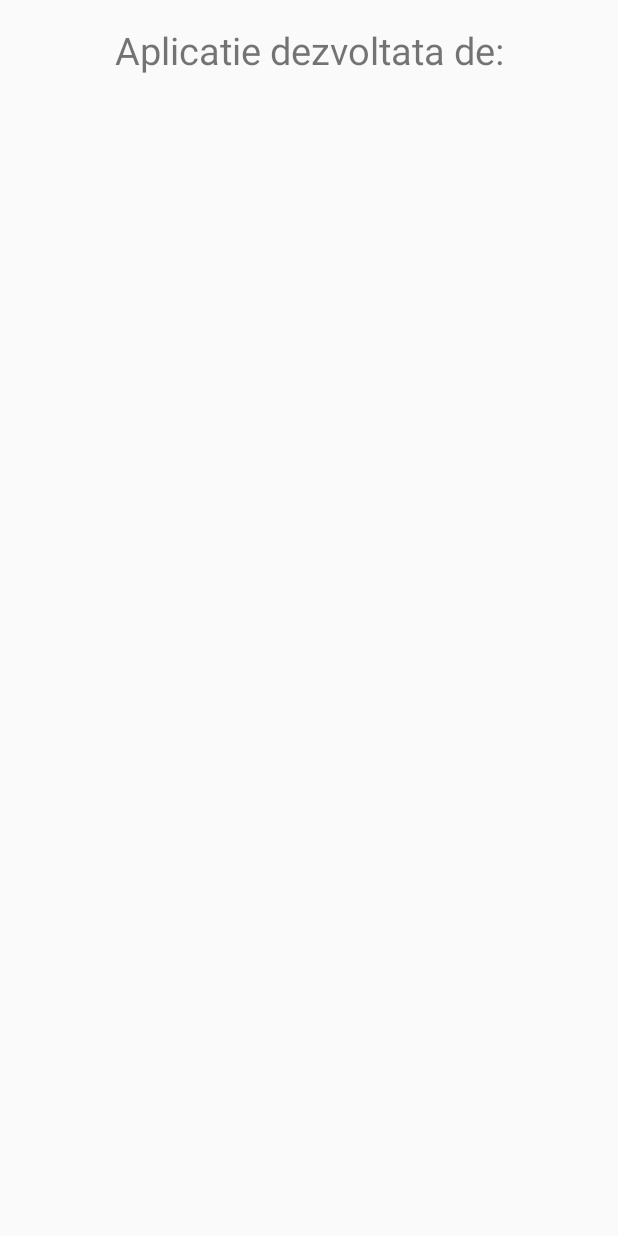
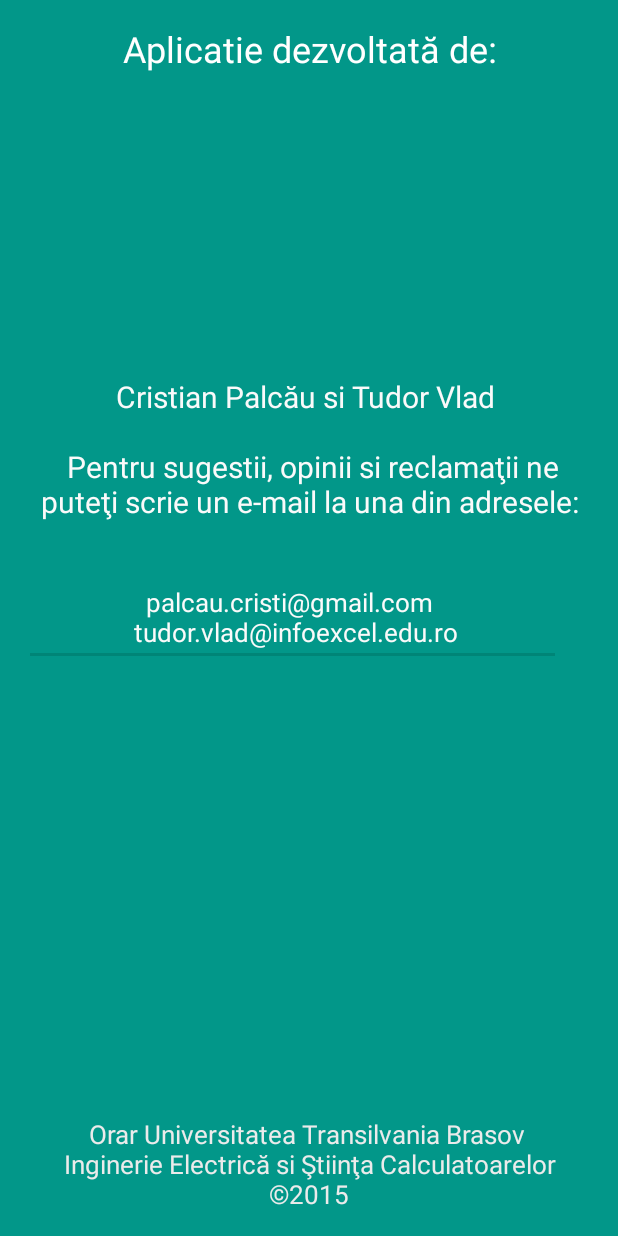
Before and after one commit to CristianPalcau/OrarIESC, an Android app: the layout fragment_despre.xml on its own in the app's theme, with its tools: preview values and no code run, on a phone screen of 412 x 824 dp. Run offline under Robolectric (Android 15) with nearby library versions, the phone set to English and light mode, and no system bars.

Commit message:
Despre page added

```diff
--- a/app/src/main/AndroidManifest.xml
+++ b/app/src/main/AndroidManifest.xml
@@ -16,6 +16,10 @@
                 <category android:name="android.intent.category.LAUNCHER" />
             </intent-filter>
         </activity>
+        <activity
+            android:name=".SettingsActivity"
+            android:label="@string/title_activity_settings" >
+        </activity>
     </application>
 
 </manifest>
--- a/app/src/main/java/cristian/orariesc/MainActivity.java
+++ b/app/src/main/java/cristian/orariesc/MainActivity.java
@@ -1,6 +1,7 @@
 package cristian.orariesc;
 
 import android.app.Activity;
+import android.content.Intent;
 import android.support.v7.app.ActionBarActivity;
 import android.support.v7.app.ActionBar;
 import android.support.v4.app.Fragment;
@@ -108,6 +109,8 @@ public class MainActivity extends ActionBarActivity
 
         //noinspection SimplifiableIfStatement
         if (id == R.id.action_settings) {
+            Intent intent = new Intent(this,SettingsActivity.class);
+            startActivity(intent);
             return true;
         }
 
--- a/app/src/main/res/layout/fragment_despre.xml
+++ b/app/src/main/res/layout/fragment_despre.xml
@@ -1,20 +1,67 @@
 <?xml version="1.0" encoding="utf-8"?>
-<LinearLayout xmlns:android="http://schemas.android.com/apk/res/android"
+<RelativeLayout xmlns:android="http://schemas.android.com/apk/res/android"
     android:layout_width="match_parent"
     android:layout_height="match_parent"
-    android:padding="@dimen/abc_action_bar_content_inset_material"
+    android:padding="@dimen/activity_vertical_margin"
 
-    >
+    android:background="#ff029789">
 
     <TextView
         android:layout_width="fill_parent"
         android:layout_height="wrap_content"
         android:gravity="center|top"
-        android:text="Aplicatie dezvoltata de:"
-        android:textSize="25sp"
+        android:text="@string/header_despre"
+        android:id="@+id/textAbout"
+        android:textSize="24sp"
+        android:layout_alignParentTop="true"
+        android:layout_alignParentLeft="true"
+        android:layout_alignParentStart="true"
+        android:textColor="#ffffffff" />
 
-        />
+    <TextView
+        android:layout_width="wrap_content"
+        android:layout_height="wrap_content"
+        android:text="@string/continut_despre_1"
+        android:id="@+id/textView"
+        android:textSize="20sp"
+        android:textColor="#fffafafa"
+        android:gravity="center"
+        android:layout_above="@+id/editText"
+        android:layout_alignParentLeft="true"
+        android:layout_alignParentStart="true"
+        android:layout_marginBottom="31dp" />
 
 
 
-</LinearLayout>
+    <EditText
+        android:layout_width="wrap_content"
+        android:layout_height="wrap_content"
+        android:ems="10"
+        android:id="@+id/editText"
+        android:textSize="17sp"
+        android:text="@string/email_despre"
+        android:textColor="#fffafafa"
+        android:textIsSelectable="true"
+        android:layout_centerVertical="true"
+        android:layout_alignRight="@+id/editText2"
+        android:layout_alignEnd="@+id/editText2"
+        android:layout_alignParentLeft="true"
+        android:layout_alignParentStart="true"
+        android:gravity="center"/>
+
+
+
+    <TextView
+        android:layout_width="wrap_content"
+        android:layout_height="wrap_content"
+        android:id="@+id/editText2"
+        android:textSize="17sp"
+        android:text="@string/footer_despre"
+        android:gravity="center"
+        android:layout_alignParentBottom="true"
+        android:layout_centerHorizontal="true"
+        android:textColor="#ffebebeb" />
+
+
+
+</RelativeLayout>
--- a/app/src/main/res/layout/fragment_orar.xml
+++ b/app/src/main/res/layout/fragment_orar.xml
@@ -1,9 +1,5 @@
 <?xml version="1.0" encoding="utf-8"?>
 <LinearLayout xmlns:android="http://schemas.android.com/apk/res/android"
     android:layout_width="match_parent" android:layout_height="match_parent">
-    <TextView
-        android:layout_width="wrap_content"
-        android:layout_height="wrap_content"
-        android:text="Orarul grupei"
-    />
+
 </LinearLayout>
--- a/app/src/main/res/values/strings.xml
+++ b/app/src/main/res/values/strings.xml
@@ -7,7 +7,15 @@
     <string name="navigation_drawer_open">Open navigation drawer</string>
     <string name="navigation_drawer_close">Close navigation drawer</string>
 
-    <string name="action_example">Example action</string>
+    <string name="action_example">+</string>
 
-    <string name="action_settings">Settings</string>
+    <string name="action_settings">Setări</string>
+    <string name="title_activity_settings">Setări</string>
+    <string name="settings_greetings">Bine ai venit la setari!</string>
+
+    <!--Strings pentru despre-->
+    <string name="header_despre">Aplicatie dezvoltată de:</string>
+    <string name="continut_despre_1">Cristian Palcău si Tudor Vlad \n \n Pentru sugestii, opinii si reclamaţii ne puteţi scrie un e-mail la una din adresele: </string>
+    <string name="email_despre">palcau.cristi@gmail.com \n tudor.vlad@infoexcel.edu.ro</string>
+    <string name="footer_despre">Orar Universitatea Transilvania Brasov \n Inginerie Electrică si Ştiinţa Calculatoarelor \n©2015</string>
 </resources>
```
Also changed, not shown: app/src/main/java/cristian/orariesc/DespreFragment.java (+8 -2 lines), app/src/main/java/cristian/orariesc/SettingsActivity.java (added, +38 -0 lines), app/src/main/res/layout/activity_settings.xml (added, +13 -0 lines), app/src/main/res/menu/menu_settings.xml (added, +7 -0 lines).
